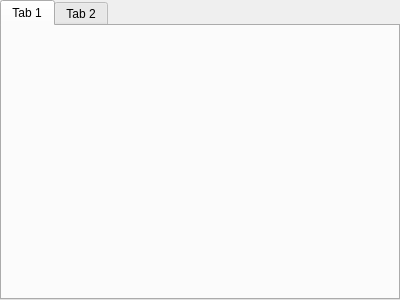
Before: the Qt Designer form EphA/settwindow.ui in NordWest/myProj, drawn with Qt 5.
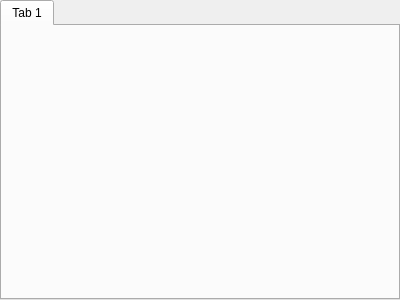
After: the same form once the commit is applied.

Commit message: ui заработал сделал таймеры

Diff of the .ui file:
```diff
--- a/EphA/settwindow.ui
+++ b/EphA/settwindow.ui
@@ -18,11 +18,6 @@
     <string>Tab 1</string>
    </attribute>
   </widget>
-  <widget class="QWidget" name="list">
-   <attribute name="title">
-    <string>Tab 2</string>
-   </attribute>
-  </widget>
  </widget>
  <resources/>
  <connections/>
```
Left out of the diff: 3 changed lines with no effect on the pictures. The commit also changes 5 other files.
